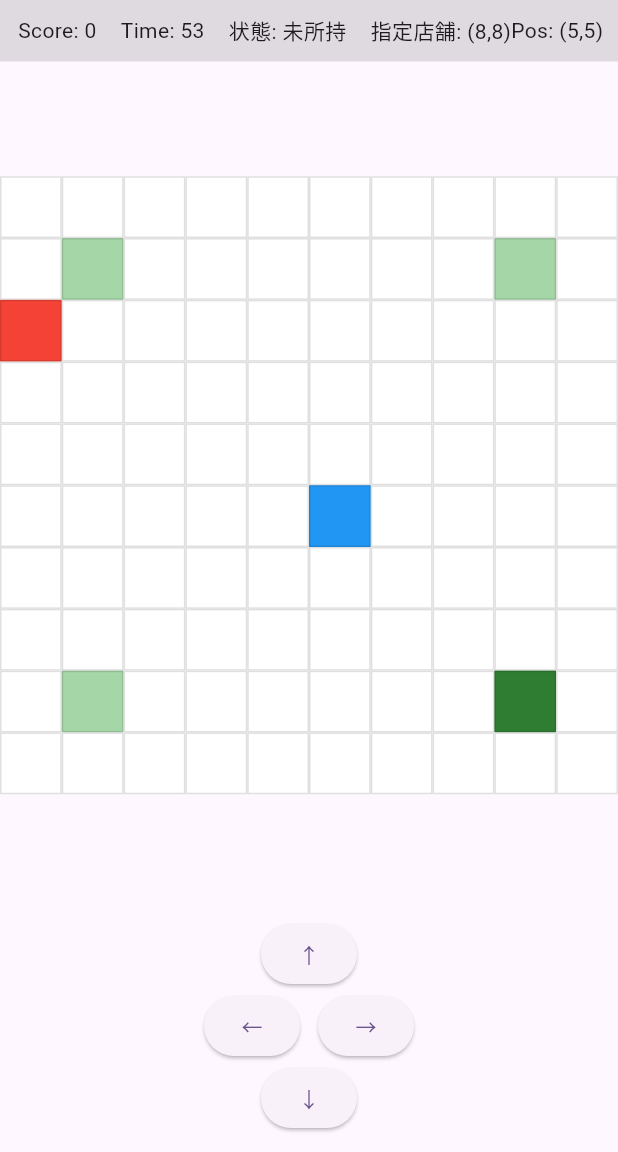
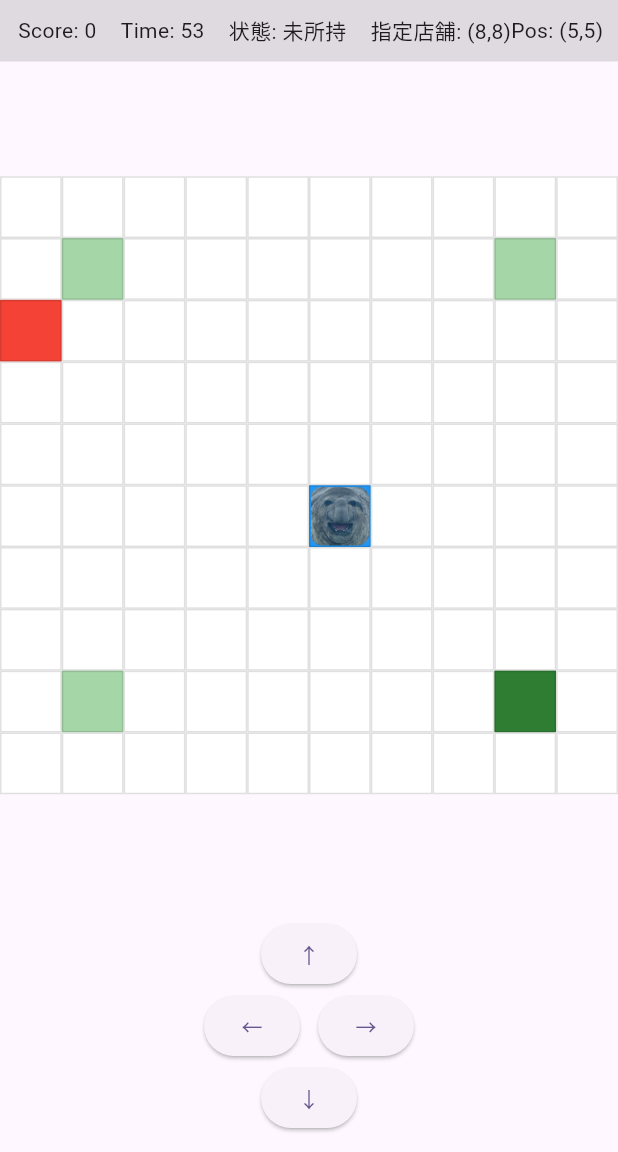
Before and after one commit to morihisashi/delivery_game, a Flutter app: the screen it shows after launch, on a phone screen of 412 x 824 dp, the part 84-1236 px from its top. Run offline on Flutter 3.47's test engine with Material 3 defaults, Android fonts, the phone set to English and light mode, and no system bars.

Commit message:
配達員のアイコンを追加

```diff
--- a/lib/screens/game_screen.dart
+++ b/lib/screens/game_screen.dart
@@ -70,7 +70,22 @@ class _GameScreenState extends State<GameScreen> {
                       return Colors.white;
                     }();
 
-                    return GridCell(color: color);
+                    final child = () {
+                      if (p != controller.playerPosition) return null;
+
+                      return Opacity(
+                        opacity: controller.hasPackage ? 1.0 : 0.7,
+                        child: ClipRRect(
+                          borderRadius: BorderRadius.circular(8),
+                          child: Image.asset(
+                            'assets/images/delivery_icon.jpg',
+                            fit: BoxFit.cover,
+                          ),
+                        ),
+                      );
+                    }();
+
+                    return GridCell(color: color, child: child);
                   },
                 ),
               ),
--- a/lib/widgets/grid_cell.dart
+++ b/lib/widgets/grid_cell.dart
@@ -1,9 +1,10 @@
 import 'package:flutter/material.dart';
 
 class GridCell extends StatelessWidget {
-  const GridCell({super.key, required this.color});
+  const GridCell({super.key, required this.color, this.child});
 
   final Color color;
+  final Widget? child;
 
   @override
   Widget build(BuildContext context) {
@@ -12,6 +13,8 @@ class GridCell extends StatelessWidget {
         color: color,
         border: Border.all(color: Colors.black12),
       ),
+      clipBehavior: Clip.hardEdge,
+      child: child,
     );
   }
 }
--- a/pubspec.yaml
+++ b/pubspec.yaml
@@ -58,7 +58,8 @@ flutter:
   uses-material-design: true
 
   # To add assets to your application, add an assets section, like this:
-  # assets:
+  assets:
+    - assets/images/delivery_icon.jpg
   #   - images/a_dot_burr.jpeg
   #   - images/a_dot_ham.jpeg
 
```
Also changed, not shown: assets/images/delivery_icon.jpg (added).
